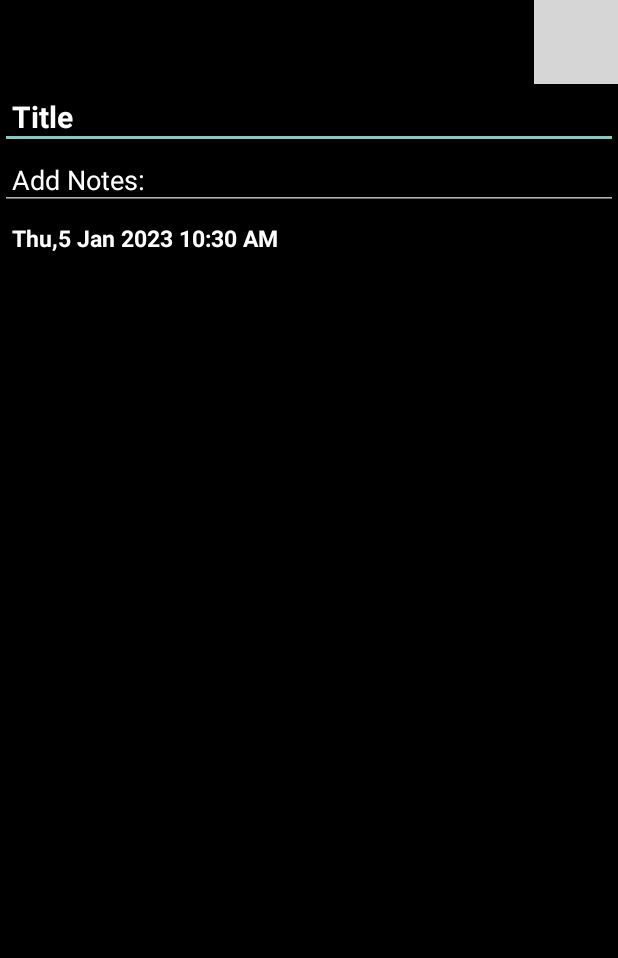
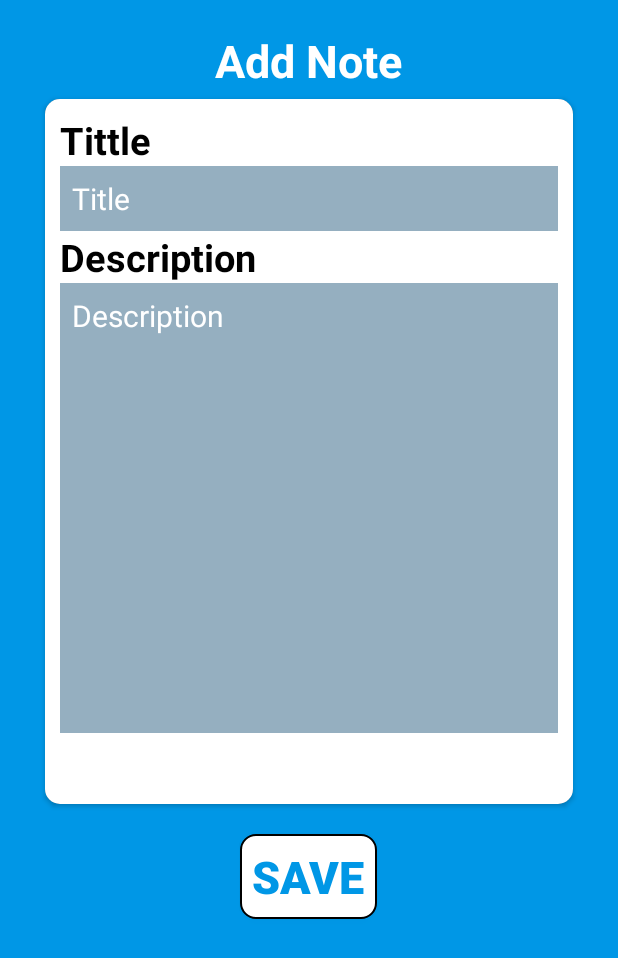
Before and after one commit to asgar72/Notes-App, an Android app: the Secondpage screen opened directly, with no data from a screen before it, on a phone screen of 412 x 824 dp. Shown: the top 958 px of the screen. Run offline under Robolectric (Android 15) with nearby library versions, the phone set to English and light mode, and no system bars; grey boxes are pictures that could not be loaded.

Commit message:
design change

```diff
--- a/app/build.gradle
+++ b/app/build.gradle
@@ -36,4 +36,6 @@ dependencies {
     testImplementation 'junit:junit:4.+'
     androidTestImplementation 'androidx.test.ext:junit:1.1.3'
     androidTestImplementation 'androidx.test.espresso:espresso-core:3.4.0'
+    implementation 'com.google.android.material:material:<version>'
+
 }
--- a/app/src/main/AndroidManifest.xml
+++ b/app/src/main/AndroidManifest.xml
@@ -4,9 +4,9 @@
 
     <application
         android:allowBackup="true"
-        android:icon="@mipmap/ic_launcher"
+        android:icon="@drawable/notes"
         android:label="@string/app_name"
-        android:roundIcon="@mipmap/ic_launcher_round"
+        android:roundIcon="@drawable/notes"
         android:supportsRtl="true"
         android:theme="@style/Theme.Notes">
         <activity
--- a/app/src/main/java/com/asgar/notes/Secondpage.java
+++ b/app/src/main/java/com/asgar/notes/Secondpage.java
@@ -22,7 +22,7 @@ import java.util.Calendar;
 
 public class Secondpage extends AppCompatActivity {
 
-    ImageView btnsave;
+    Button btnsave;
     TextView txttime;
     EditText txtitle,txnote;
     SQLiteDatabase db;
@@ -37,7 +37,7 @@ public class Secondpage extends AppCompatActivity {
 //For current time show
         txttime=(TextView)findViewById(R.id.txttime);
         Calendar calendar = Calendar.getInstance();
-        SimpleDateFormat simpleDateFormat = new SimpleDateFormat("EEE,d MMM yyyy HH:mm a");
+        SimpleDateFormat simpleDateFormat = new SimpleDateFormat("d MMM yyyy HH:mm a");
         String datetime = simpleDateFormat.format(calendar.getTime());
         txttime.setText(datetime);
 //....//
@@ -82,7 +82,5 @@ public class Secondpage extends AppCompatActivity {
                 }
             }
         });
-
-
     }
 }
--- /dev/null
+++ b/app/src/main/res/drawable/shape3.xml
@@ -0,0 +1,8 @@
+<?xml version="1.0" encoding="utf-8"?>
+<shape xmlns:android="http://schemas.android.com/apk/res/android"
+    android:shape="rectangle" >
+    <stroke android:color="@color/black" android:width="1dp" />
+    <corners android:radius="10dp"/>
+    <size android:height="5dp"/>
+    <solid android:color="@color/white"/>
+</shape>
--- a/app/src/main/res/layout/activity_secondpage.xml
+++ b/app/src/main/res/layout/activity_secondpage.xml
@@ -4,51 +4,83 @@
     xmlns:tools="http://schemas.android.com/tools"
     android:layout_width="match_parent"
     android:layout_height="match_parent"
-    android:orientation="vertical"
-    android:background="@color/black"
+    android:background="@color/blue"
     tools:context=".Secondpage">
 
-    <androidx.appcompat.widget.Toolbar
-        android:id="@+id/toolbar_notes"
+    <LinearLayout
         android:layout_width="match_parent"
-        android:layout_height="?attr/actionBarSize">
-        <RelativeLayout
+        android:layout_height="match_parent"
+        android:orientation="vertical">
+
+        <TextView
             android:layout_width="wrap_content"
-            android:layout_height="wrap_content">
-            <ImageView
-                android:id="@+id/btnsave"
-                android:background="@android:color/transparent"
-                android:layout_width="?attr/actionBarSize"
-                android:layout_height="?attr/actionBarSize"
-                android:layout_alignParentEnd="true"
-                android:src="@drawable/ic_save"
-                android:padding="8dp"
-                />
-        </RelativeLayout>
+            android:layout_height="wrap_content"
+            android:layout_gravity="center"
+            android:layout_marginTop="20dp"
+            android:layout_marginBottom="5dp"
+            android:text="Add Note"
+            android:textColor="@color/white"
+            android:textSize="30dp"
+            android:textStyle="bold" />
 
-    </androidx.appcompat.widget.Toolbar>
+        <androidx.cardview.widget.CardView
+            android:layout_width="match_parent"
+            android:layout_height="wrap_content"
+            android:layout_marginLeft="30dp"
+            android:layout_marginRight="30dp"
+            android:background="@color/white"
+            android:clickable="true"
+            android:foreground="?android:attr/selectableItemBackground"
+            app:cardCornerRadius="10dp">
+
+            <LinearLayout
+                android:layout_width="match_parent"
+                android:layout_height="match_parent"
+                android:background="@color/white"
+                android:orientation="vertical"
+                android:padding="10dp">
+
+                <TextView
+                    android:layout_width="wrap_content"
+                    android:layout_height="wrap_content"
+                    android:text="Tittle"
+                    android:textColor="@color/black"
+                    android:textSize="25dp"
+                    android:textStyle="bold" />
+
                 <EditText
                     android:id="@+id/txtitle"
+                    android:layout_width="match_parent"
+                    android:layout_height="wrap_content"
+                    android:background="@color/gray"
                     android:hint="Title"
+                    android:padding="8dp"
+                    android:singleLine="true"
+                    android:textColor="@color/white"
                     android:textColorHint="@color/white"
-        android:padding="8dp"
-        android:textStyle="bold"
-        android:textSize="20sp"
-        android:textColor="@color/white"
-        android:singleLine="true"
-        android:layout_width="match_parent"
-        android:layout_height="wrap_content"/>
+                    android:textSize="20sp" />
+
+                <TextView
+                    android:layout_width="wrap_content"
+                    android:layout_height="wrap_content"
+                    android:text="Description"
+                    android:textColor="@color/black"
+                    android:textSize="25dp"
+                    android:textStyle="bold" />
+
                 <EditText
                     android:id="@+id/txnote"
-        android:hint="Add Notes: "
+                    android:layout_width="match_parent"
+                    android:layout_height="300dp"
+                    android:background="@color/gray"
+                    android:hint="Description"
+                    android:padding="8dp"
+                    android:gravity="start"
+                    android:textColor="@color/white"
                     android:textColorHint="@color/white"
-        android:padding="8dp"
-        android:textColor="@color/white"
-        android:textSize="18sp"
-        android:textStyle="normal"
-        android:layout_width="match_parent"
-        android:layout_height="wrap_content"
+                    android:textSize="20sp"
                     />
+
                 <TextView
                     android:id="@+id/txttime"
                     android:layout_width="match_parent"
@@ -58,5 +90,22 @@
                     android:textSize="15dp"
                     android:padding="8dp"
                     />
+            </LinearLayout>
+
+        </androidx.cardview.widget.CardView>
+
+        <Button
+            android:id="@+id/btnsave"
+            android:layout_width="wrap_content"
+            android:layout_height="wrap_content"
+            android:layout_gravity="center"
+            android:layout_marginTop="20dp"
+            android:background="@drawable/shape3"
+            android:padding="8dp"
+            android:text="SAVE"
+            android:textColor="@color/blue"
+            android:textSize="30dp"
+            android:textStyle="bold" />
 
     </LinearLayout>
+</LinearLayout>
--- a/app/src/main/res/values/colors.xml
+++ b/app/src/main/res/values/colors.xml
@@ -7,12 +7,15 @@
     <color name="teal_700">#FF018786</color>
     <color name="black">#FF000000</color>
     <color name="white">#FFFFFFFF</color>
-    <color name="gray">#808080</color>
+    <color name="gray">#95afc0</color>
 
 
     <color name="color1">#DF0851</color>
     <color name="color2">#FF5722</color>
     <color name="color3">#03A9F4</color>
     <color name="color4">#2DFB42</color>
-    <color name="color5">#00796B</color>
+    <color name="blue">#0097e6</color>
+
+
+
 </resources>
--- a/build.gradle
+++ b/build.gradle
@@ -3,6 +3,7 @@ buildscript {
     repositories {
         google()
         mavenCentral()
+        jcenter()
     }
     dependencies {
         classpath "com.android.tools.build:gradle:7.0.3"
```
Also changed, not shown: app/src/main/java/com/asgar/notes/FirstPage.java (+23 -24 lines), app/src/main/res/drawable/shape2.xml (added, +8 -0 lines), app/src/main/res/layout/activity_first_page.xml (+36 -16 lines), app/src/main/res/layout/activity_main.xml (+5 -5 lines), app/src/main/res/layout/row.xml (+26 -20 lines), app/src/main/res/drawable-v24/notes.png (deleted), app/src/main/res/drawable/notes.png (added). Lines whose indentation alone changed are shown as unchanged.
